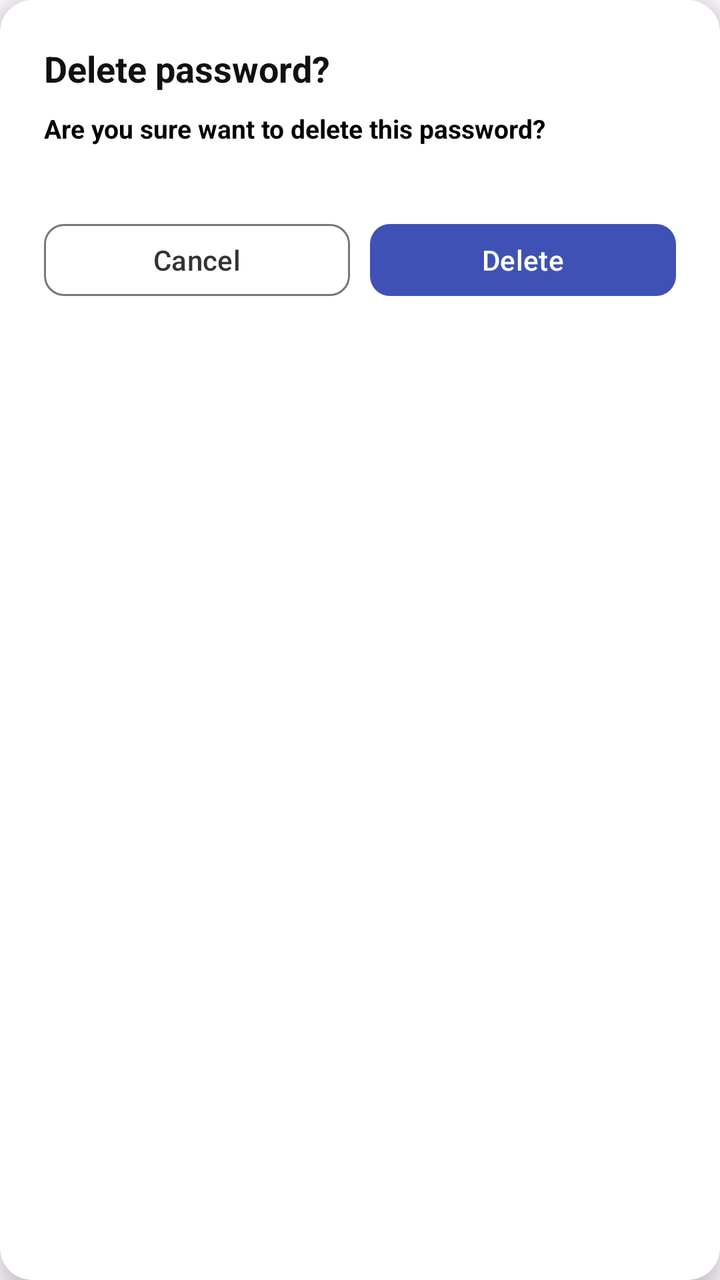
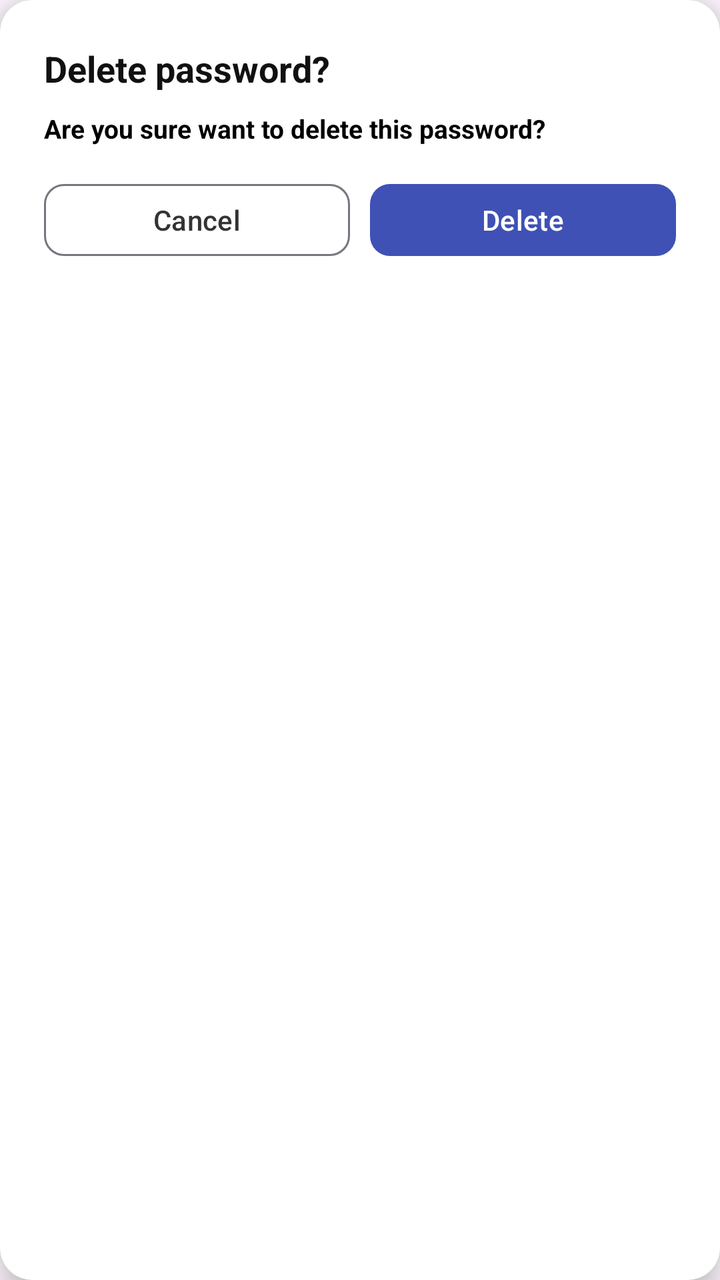

An Android layout rendered at two revisions. The XML below is the earlier revision; the diff shows what the commit changed to produce the second picture.
<!-- AndroidManifest.xml: application theme Theme.VaultX -->
<!-- res/layout/dialog.xml -->
<?xml version="1.0" encoding="utf-8"?>
<androidx.cardview.widget.CardView
    xmlns:android="http://schemas.android.com/apk/res/android"
    xmlns:app="http://schemas.android.com/apk/res-auto"
    android:layout_width="match_parent"
    android:layout_height="wrap_content"
    android:layout_margin="24dp"
    app:cardCornerRadius="16dp"
    app:cardElevation="10dp"
    app:cardBackgroundColor="#FFFFFF">

    <LinearLayout
        android:layout_width="match_parent"
        android:layout_height="180dp"
        android:orientation="vertical"
        android:padding="22dp">


        <TextView
            android:id="@+id/title"
            android:layout_width="match_parent"
            android:layout_height="wrap_content"
            android:text="Delete password?"
            android:textSize="18sp"
            android:textStyle="bold"
            android:textColor="#111111"/>



        <TextView
            android:layout_width="match_parent"
            android:layout_height="wrap_content"
            android:layout_marginTop="9dp"
            android:text="Are you sure want to delete this password?"
            android:textColor="@color/black"
            android:textSize="13sp"
            android:textStyle="bold" />

        <LinearLayout
            android:layout_width="match_parent"
            android:layout_height="wrap_content"
            android:layout_marginTop="20dp"
            android:orientation="horizontal">


            <com.google.android.material.button.MaterialButton
                android:id="@+id/btnCancel"
                android:layout_width="0dp"
                android:layout_height="44dp"
                android:layout_weight="1"
                android:text="Cancel"
                android:textAllCaps="false"
                android:textSize="14sp"
                android:layout_marginTop="15dp"
                android:textColor="#333333"
                app:cornerRadius="10dp"
                style="@style/Widget.Material3.Button.OutlinedButton"/>


            <Space
                android:layout_width="10dp"
                android:layout_height="1dp"/>


            <com.google.android.material.button.MaterialButton
                android:id="@+id/btnDelete"
                android:layout_width="0dp"
                android:layout_height="44dp"
                android:layout_weight="1"
                android:text="Delete"
                android:textAllCaps="false"
                android:layout_marginTop="15dp"
                android:textSize="14sp"
                android:textColor="#FFFFFF"
                app:cornerRadius="10dp"
                app:backgroundTint="#3F51B5"/>
        </LinearLayout>

    </LinearLayout>

</androidx.cardview.widget.CardView>
<!-- resources referenced by this layout -->
<resources>
  <color name="black">#FF000000</color>
  <style name="Theme.VaultX" parent="Theme.Material3.DayNight.NoActionBar">
  
          
          <item name="colorPrimary">@android:color/white</item>
          <item name="colorPrimaryContainer">@android:color/white</item>
  
          
          <item name="android:statusBarColor">@android:color/white</item>
          <item name="android:navigationBarColor">@android:color/white</item>
  
          
          <item name="android:windowLightStatusBar">true</item>
  
      </style>
</resources>

<!-- the commit's change to res/layout/dialog.xml (unified diff, before → after) -->
@@ -39,7 +39,6 @@
         <LinearLayout
             android:layout_width="match_parent"
             android:layout_height="wrap_content"
-            android:layout_marginTop="20dp"
             android:orientation="horizontal">
 
 
